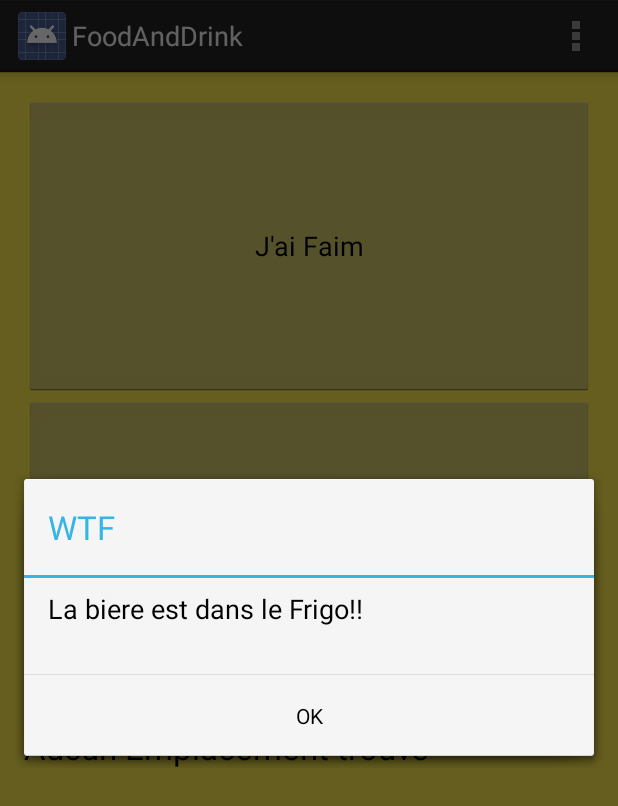
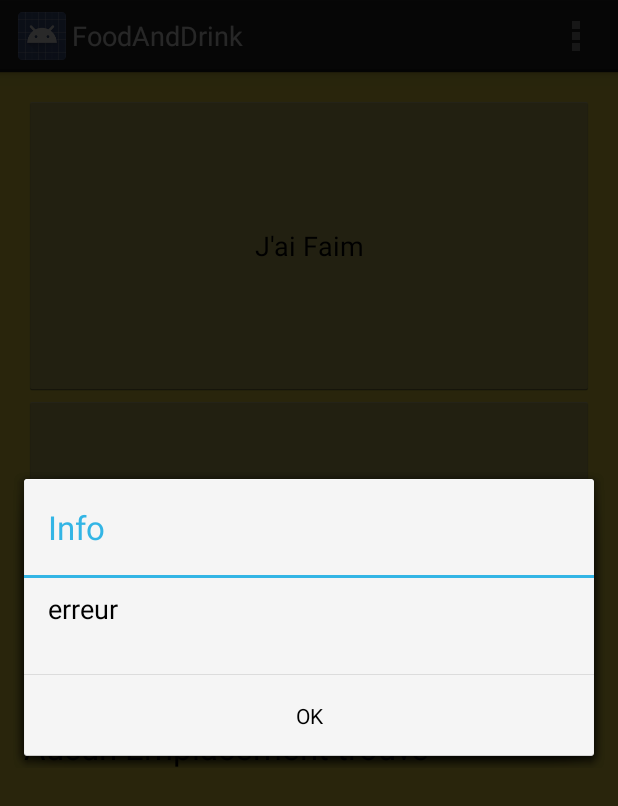
Before and after one commit to Ragnulf/FoodAndDrink, an Android app: the screen it shows after launch (MainActivity), after a tap on "J'ai Soif", on a phone screen of 412 x 824 dp. Shown: the top 806 px of the screen. Run offline under Robolectric (Android 15) with nearby library versions, the phone set to English and light mode, and no system bars; 7 statements that could not run were skipped.

Commit message:
Ajout de la foinction SMS

```diff
--- a/app/src/main/AndroidManifest.xml
+++ b/app/src/main/AndroidManifest.xml
@@ -18,4 +18,6 @@
         </activity>
     </application>
     <uses-permission android:name="android.permission.ACCESS_FINE_LOCATION" />
+    <uses-permission android:name="android.permission.SEND_SMS"/>
+    <uses-permission android:name="android.permission.READ_CONTACTS"/>
 </manifest>
--- a/app/src/main/java/com/eii/fip/foodanddrink/MainActivity.java
+++ b/app/src/main/java/com/eii/fip/foodanddrink/MainActivity.java
@@ -2,27 +2,34 @@
 package com.eii.fip.foodanddrink;
 
 import android.app.Activity;
+import android.content.ContentResolver;
 import android.content.Context;
 import android.content.DialogInterface;
+import android.database.Cursor;
 import android.location.Address;
 import android.location.Criteria;
 import android.location.Geocoder;
+import android.location.GpsStatus;
 import android.location.Location;
 import android.location.LocationListener;
 import android.location.LocationManager;
 import android.os.Bundle;
 import android.os.Message;
+import android.provider.ContactsContract;
+import android.telephony.SmsManager;
 import android.view.Menu;
 import android.view.MenuItem;
 import android.view.View;
 import android.widget.Button;
 import android.app.AlertDialog;
 import android.widget.TextView;
-
+import android.provider.Contacts;
 import java.io.IOException;
+import android.net.Uri;
+import java.security.Provider;
+import java.util.ArrayList;
 import java.util.List;
 import java.util.Locale;
-
 
 public class MainActivity extends Activity {
 
@@ -57,13 +64,12 @@ public class MainActivity extends Activity {
         return super.onOptionsItemSelected(item);
     }
 
-
-
     private void LinkInterface()
     {
         btn_Faim = (Button)findViewById(R.id.Btn_Faim);
         btn_Soif= (Button)findViewById(R.id.Btn_Soif);
         txt_GpsLocation = (TextView)findViewById(R.id.Txt_Local_GPS);
+
     }
 
     public void CreateInterface()
@@ -121,6 +127,7 @@ public class MainActivity extends Activity {
     private void updateWithNewLocation(Location l)
     {
         String latLongString = "Aucun Emplacement trouvé";
+
         if(l != null)
         {
             double lat = l.getLatitude();
@@ -130,6 +137,7 @@ public class MainActivity extends Activity {
             latLongString = "Latitude:" + lat + "\nLongitude:" +lng + "\nAltitude:" + alt;
 
 
+
         }
         txt_GpsLocation.setText( latLongString);
 
@@ -137,25 +145,51 @@ public class MainActivity extends Activity {
 
     public void BtnFaim_OnClick(View v)
     {
-        AlertDialog alertDialog;
-        alertDialog = new AlertDialog.Builder((Context)this).create();
-        alertDialog.setTitle("WTF");
-        alertDialog.setMessage("T'as qu'a manger une pute!!!");
-        alertDialog.setButton("OK", new DialogInterface.OnClickListener() {
-            @Override
-            public void onClick(DialogInterface dialog, int which) {
-                dialog.dismiss();
-            }
-        });
-        alertDialog.show();
-
+        ShowMessageBox("T'as qu'a manger une pute!!!");
     }
     public void BtnSoif_OnClick(View v)
     {
+        ShowMessageBox("La biere est dans le Frigo!!");
+
+        //String num = "0659496010";
+        String msg = "J'ai Soif!!  Message envoyé via FoodandDrink";
+        String num="";
+
+        Uri uri = ContactsContract.CommonDataKinds.Phone.CONTENT_URI;
+        String[] projection    = new String[] {ContactsContract.CommonDataKinds.Phone.DISPLAY_NAME,
+                ContactsContract.CommonDataKinds.Phone.NUMBER};
+
+        Cursor people = getContentResolver().query(uri, projection, null, null, null);
+
+        int indexName = people.getColumnIndex(ContactsContract.CommonDataKinds.Phone.DISPLAY_NAME);
+        int indexNumber = people.getColumnIndex(ContactsContract.CommonDataKinds.Phone.NUMBER);
+
+        people.moveToFirst();
+        do {
+            String name   = people.getString(indexName);
+            String number = people.getString(indexNumber);
+            if(name.equals("Houpert Nicolas"))
+                num=number;
+        } while (people.moveToNext());
+
+        if(num.length()>= 4 && msg.length() > 0){
+            //Grâce à l'objet de gestion de SMS (SmsManager) que l'on récupère grâce à la méthode static getDefault()
+            //On envoit le SMS à l'aide de la méthode sendTextMessage
+            SmsManager.getDefault().sendTextMessage(num, null, msg, null, null);
+        }else{
+            //On affiche un petit message d'erreur dans un Toast
+            ShowMessageBox("erreur");
+        }
+
+
+    }
+
+    public void ShowMessageBox(String Msg)
+    {
         AlertDialog alertDialog;
         alertDialog = new AlertDialog.Builder((Context)this).create();
-        alertDialog.setTitle("WTF");
-        alertDialog.setMessage("La biere est dans le Frigo!!");
+        alertDialog.setTitle("Info");
+        alertDialog.setMessage(Msg);
         alertDialog.setButton("OK", new DialogInterface.OnClickListener() {
             @Override
             public void onClick(DialogInterface dialog, int which) {
--- a/app/src/main/res/menu/main.xml
+++ b/app/src/main/res/menu/main.xml
@@ -4,5 +4,7 @@
     <item android:id="@+id/action_settings"
         android:title="@string/action_settings"
         android:orderInCategory="100"
-        android:showAsAction="never" />
+        android:showAsAction="never"
+        />
+
 </menu>
--- a/app/src/main/res/values/strings.xml
+++ b/app/src/main/res/values/strings.xml
@@ -3,6 +3,6 @@
 
     <string name="app_name">FoodAndDrink</string>
     <string name="hello_world">Hello world!</string>
-    <string name="action_settings">Settings</string>
+    <string name="action_settings">Configuration</string>
 
 </resources>
```
